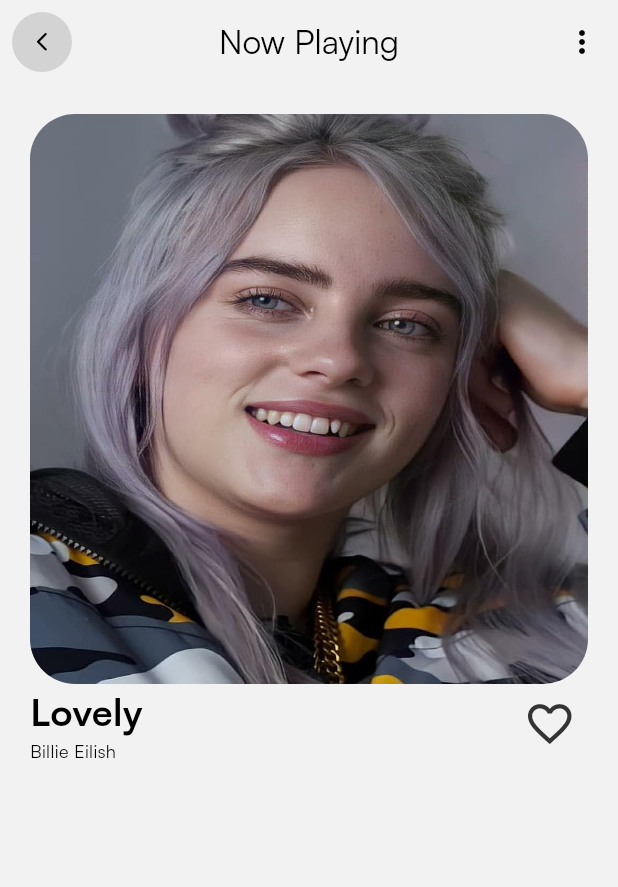
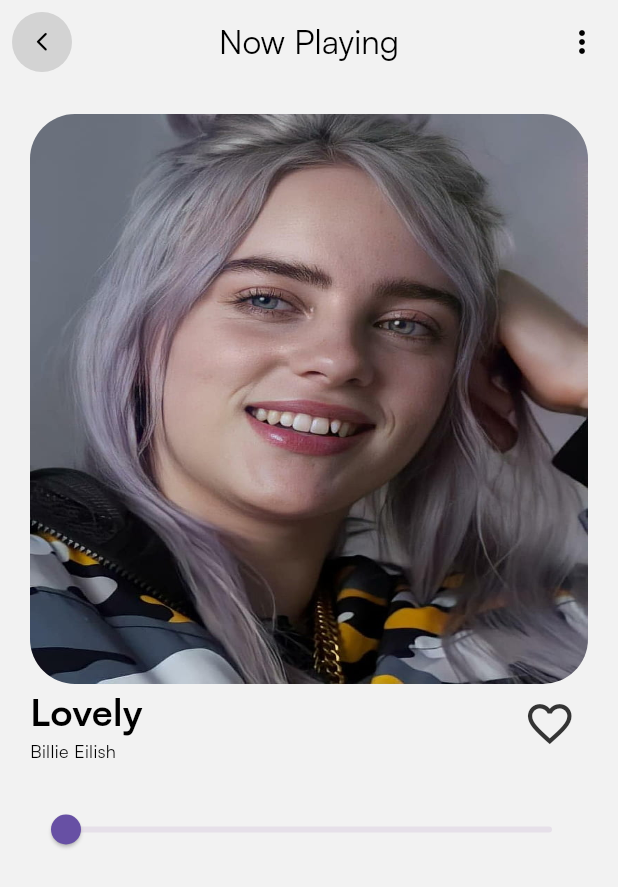
Before and after one commit to Ruhan130/SpotifyCloneUsingFlutter, a Flutter app: the screen it shows after launch, after a tap on "Lovely", on a phone screen of 412 x 824 dp. Shown: the top 887 px of the screen. Run offline on Flutter 3.47's test engine with Material 3 defaults, Android fonts, the phone set to English and light mode, and no system bars; our stand-ins replace bloc, dartz, firebase_auth, firebase_core, flutter_bloc, flutter_svg and 3 more; accounts and stored records are empty.

```diff
--- a/lib/main.dart
+++ b/lib/main.dart
@@ -6,8 +6,10 @@ import 'package:hydrated_bloc/hydrated_bloc.dart';
 import 'package:path_provider/path_provider.dart';
 import 'package:project/core/config/theme/app_theme.dart';
 import 'package:project/firebase_options.dart';
+import 'package:project/presentation/Home/model/new_songsection.dart';
 import 'package:project/presentation/Home/pages/HomeScreen.dart';
 import 'package:project/presentation/chooseModePage/bloc/theme_cubit.dart';
+import 'package:project/presentation/song-player/bloc/song_player_cubmit.dart';
 import 'package:project/presentation/splash/pages/splash.dart';
 import 'package:project/service_locator.dart';
 
@@ -32,7 +34,8 @@ class MyApp extends StatelessWidget {
   Widget build(BuildContext context) {
     return MultiBlocProvider(
       providers: [
-        BlocProvider(create: (_) => ThemeCubit()),
+        BlocProvider(create: (_) => ThemeCubit(),),
+
         // ChangeNotifierProvider(create: (_) => Newsongprovider()),
       ],
       child: BlocBuilder<ThemeCubit, ThemeMode>(
--- a/lib/presentation/Home/model/new_songsection.dart
+++ b/lib/presentation/Home/model/new_songsection.dart
@@ -1,14 +1,17 @@
 import 'package:project/core/config/assets/app_image.dart';
+import 'package:project/core/config/assets/app_music.dart';
 
 class SongEntity {
   final String name;
   final String title;
   final String image;
+  final String audio;
 
   SongEntity({
     required this.name,
     required this.title,
     required this.image,
+    required this.audio,
   });
 
   // Factory method for creating instances from a map
@@ -17,14 +20,31 @@ class SongEntity {
       name: map['name'] ?? '',
       title: map['title'] ?? '',
       image: map['image'] ?? '',
+      audio: map['image'] ?? '',
     );
   }
 }
 
 // Example data
 final List<SongEntity> songList = [
-  SongEntity(name: "Lovely", title: "Billie Eilish", image: AppImage.bili_eilish2),
-  SongEntity(name: "One Dance", title: "Drake", image: AppImage.Drake1),
-  SongEntity(name: "Perfect", title: "Ed Sheeran", image: AppImage.ed_sheeran),
-  SongEntity(name: "To Heaven", title: "Lana Del Rey", image: AppImage.lana_del_rey1),
+  SongEntity(
+      name: "Lovely",
+      title: "Billie Eilish",
+      image: AppImage.bili_eilish2,
+      audio: AppMusic.lovely_by_billi),
+  SongEntity(
+      name: "One Dance",
+      title: "Drake",
+      image: AppImage.Drake1,
+      audio: AppMusic.one_dance_drake),
+  SongEntity(
+      name: "Perfect",
+      title: "Ed Sheeran",
+      image: AppImage.ed_sheeran,
+      audio: AppMusic.perfect_ed_sheeran),
+  SongEntity(
+      name: "To Heaven",
+      title: "Lana Del Rey",
+      image: AppImage.lana_del_rey1,
+      audio: AppMusic.say_yes_to_heaven_LANADELRAy),
 ];
--- a/lib/presentation/song-player/bloc/song_player_cubmit.dart
+++ b/lib/presentation/song-player/bloc/song_player_cubmit.dart
@@ -1,16 +1,18 @@
 import 'package:flutter_bloc/flutter_bloc.dart';
 import 'package:just_audio/just_audio.dart';
 import 'package:project/core/config/assets/app_music.dart';
+import 'package:project/presentation/Home/model/new_songsection.dart';
 import 'package:project/presentation/song-player/bloc/song_player_state.dart';
 
 class SongPlayerCubmit extends Cubit<SongPlayerState> {
+  final SongEntity songEntity;
   AudioPlayer audioPlayer = AudioPlayer();
 
   Duration songDuration = Duration.zero;
   Duration songPosition = Duration.zero;
 
 
-  SongPlayerCubmit() : super(SongPlayerLoading()){
+  SongPlayerCubmit(this.songEntity) : super(SongPlayerLoading()){
     audioPlayer.durationStream.listen((position){
       songPosition = position!;
       updateSongPlayer();
@@ -26,9 +28,9 @@ class SongPlayerCubmit extends Cubit<SongPlayerState> {
     );
   }
 
-  Future<void> loadSong(String url) async {
+  Future<void> loadSong(List<SongEntity> songs) async {
     try {
-      await audioPlayer.setAsset(AppMusic.lovely_by_billi);
+      await audioPlayer.setAsset(songEntity.audio);
       emit(SongPlayerLoaded());
     } catch (e) {
       emit(SongPlayerLoaded());
--- a/lib/presentation/song-player/song_player.dart
+++ b/lib/presentation/song-player/song_player.dart
@@ -1,9 +1,12 @@
 import 'package:flutter/material.dart';
+import 'package:flutter_bloc/flutter_bloc.dart';
 import 'package:project/common/helper/isDark.dart';
 import 'package:project/common/widgets/Basic_appbar.dart';
 import 'package:project/common/widgets/customTextWiget.dart';
 import 'package:project/core/config/theme/app_color.dart';
 import 'package:project/presentation/Home/model/new_songsection.dart';
+import 'package:project/presentation/song-player/bloc/song_player_cubmit.dart';
+import 'package:project/presentation/song-player/bloc/song_player_state.dart';
 
 class SongPlayer extends StatelessWidget {
   final SongEntity songEntity;
@@ -26,14 +29,18 @@ class SongPlayer extends StatelessWidget {
           ),
         ),
       ),
-      body: SingleChildScrollView(
+      body:  BlocProvider( create: (_) => SongPlayerCubmit(songEntity)..loadSong(songList),
+        child: SingleChildScrollView(
           child: Padding(
             padding: const EdgeInsets.symmetric(horizontal: 20, vertical: 20),
             child: Column(
               children: [
                 _songs(context, songList),
                 _songDetail(context, songList),
+                const SizedBox(height: 20,),
+                _songPlayer(context)
               ],
+            ),
           ),
         ),
       ),
@@ -79,7 +86,7 @@ class SongPlayer extends StatelessWidget {
         ),
         IconButton(
           onPressed: () {},
-          icon:  const Icon(
+          icon: const Icon(
             Icons.favorite_outline_outlined,
             size: 35,
             color: AppColor.darkGrey,
@@ -88,4 +95,31 @@ class SongPlayer extends StatelessWidget {
       ],
     );
   }
+
+  Widget _songPlayer(BuildContext context) {
+    return BlocBuilder<SongPlayerCubmit, SongPlayerState>(
+        builder: (context, State){
+      if (State is SongPlayerLoaded) {
+        return Column(
+          children: [
+            Slider(
+                value: context
+                    .read<SongPlayerCubmit>()
+                    .songPosition
+                    .inSeconds
+                    .toDouble(),
+                min: 0.0,
+                max: context
+                    .read<SongPlayerCubmit>()
+                    .songDuration
+                    .inSeconds
+                    .toDouble(),
+                onChanged: (value) {})
+          ],
+        );
       }
+      return Container();
+    },
+    );
+  }
+}
```
Lines whose indentation alone changed are shown as unchanged.
